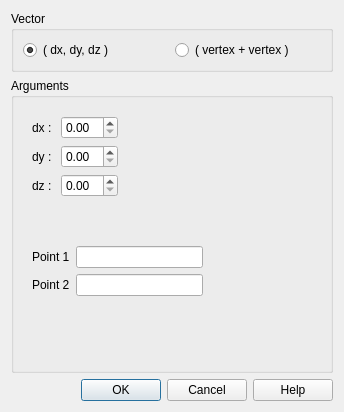
First picture: the form in src/HEXABLOCKGUI/Vector_QTD.ui, repository SalomePlatform/hexablock, before the edit.
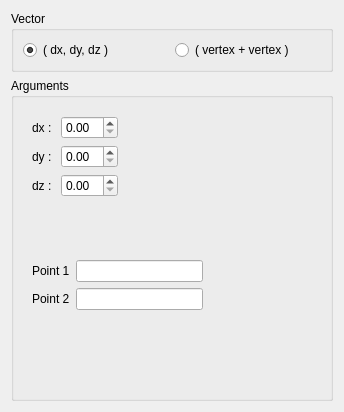
Second picture: the form after the edit.

Commit message: fixed : selection model added : highlight on propagation's edges 	apply button on dialog panel updated : association menu, object brower's name, menu always showing, ...

Patch:
```diff
--- a/src/HEXABLOCKGUI/Vector_QTD.ui
+++ b/src/HEXABLOCKGUI/Vector_QTD.ui
@@ -182,16 +182,6 @@
      </layout>
     </widget>
    </item>
-   <item>
-    <widget class="QDialogButtonBox" name="buttonBox">
-     <property name="orientation">
-      <enum>Qt::Horizontal</enum>
-     </property>
-     <property name="standardButtons">
-      <set>QDialogButtonBox::Cancel|QDialogButtonBox::Help|QDialogButtonBox::Ok</set>
-     </property>
-    </widget>
-   </item>
   </layout>
  </widget>
  <resources/>
```
Left out of the diff: 32 changed lines with no effect on the pictures. The commit also changes 37 other files.
